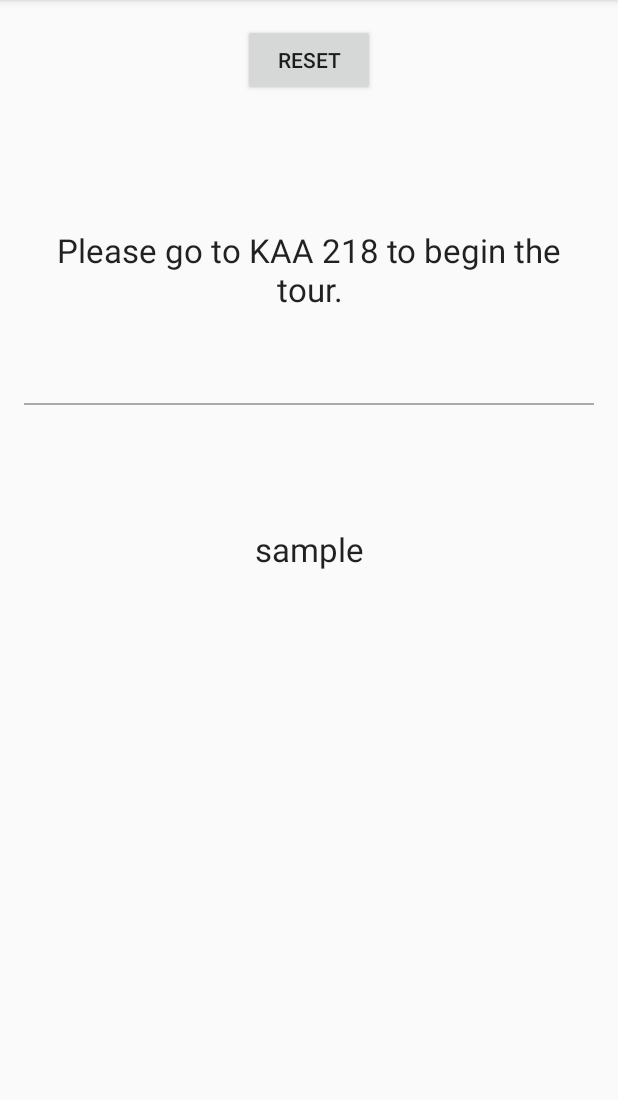
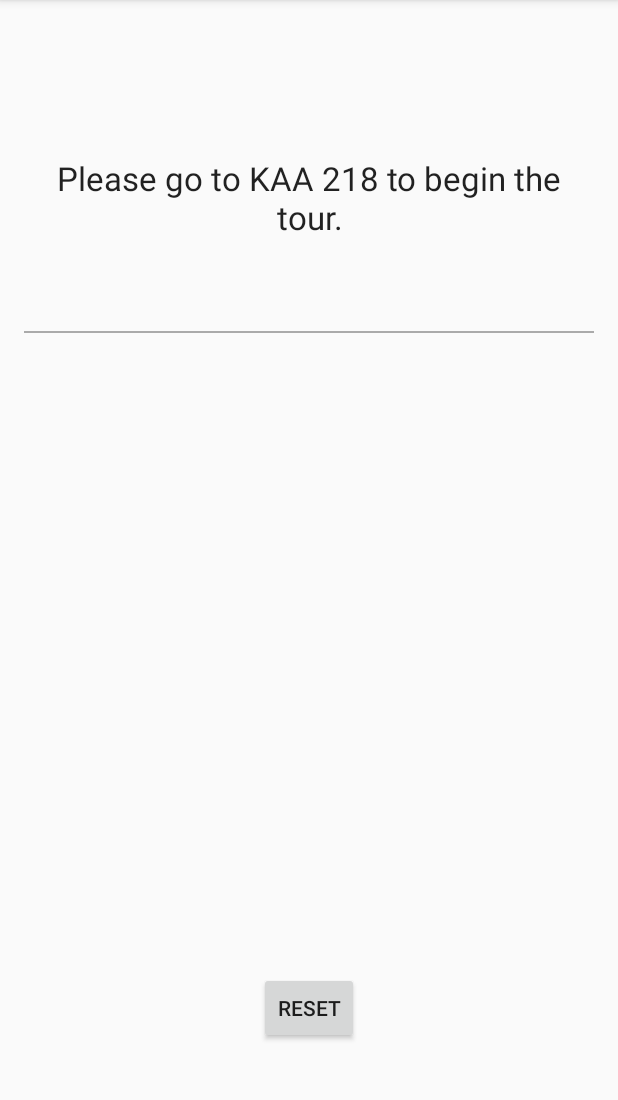
Before and after one commit to UHMC/scavenger-hunt, an Android app: the screen it shows after launch (MainActivity), after a tap on "RESET", on a phone screen of 412 x 824 dp, the part 84-1184 px from its top. Run offline under Robolectric (Android 15) with nearby library versions, the phone set to English and light mode, and no system bars; libraries missing offline, so code that uses them is left out: org.altbeacon.beacon; 7 statements that could not run were skipped.

Commit message:
reset() redraws UI, update button

```diff
--- a/app/src/main/java/educybersecurity/hawaii/maui/uhmcscavengerhunt/MainActivity.java
+++ b/app/src/main/java/educybersecurity/hawaii/maui/uhmcscavengerhunt/MainActivity.java
@@ -82,16 +82,6 @@ public class MainActivity extends AppCompatActivity implements BeaconConsumer, R
         switch(currentStop) {
             case 0:
                 info.setText(R.string.step0_next);
-/*
-                try {
-                    currentStop++;
-                    fw = new FileWriter(file, false);
-                    fw.write(currentStop);
-                    fw.flush();
-                    fw.close();
-                } catch (Exception e) {}
-                Log.d("Step","I just finished writing to file, step 0 changed to step 1 | Current step: " + Integer.toString(currentStop));
-*/
                 break;
             case 1:
                 info.setText(R.string.step1_info);
@@ -281,7 +271,36 @@ public class MainActivity extends AppCompatActivity implements BeaconConsumer, R
             fw.write(0);
             fw.flush();
             fw.close();
-        } catch (Exception e) {
+        } catch (Exception e) {}
+
+
+        TextView info = (TextView) findViewById(R.id.info);
+        TextView next = (TextView) findViewById(R.id.next);
+
+        switch(currentStop) {
+            case 0:
+                info.setText(R.string.step0_next);
+                break;
+            case 1:
+                info.setText(R.string.step1_info);
+                next.setText(R.string.step1_next);
+                break;
+            case 2:
+                info.setText(R.string.step2_info);
+                next.setText(R.string.step2_next);
+                break;
+            case 3:
+                info.setText(R.string.step3_info);
+                next.setText(R.string.step3_info);
+                break;
+            case 4:
+                info.setText(R.string.step4_info);
+                next.setText(R.string.step4_next);
+                break;
+            case 5:
+                info.setText(R.string.step5_info);
+                next.setText(R.string.step5_next);
+                break;
         }
     }
 
--- a/app/src/main/res/layout/content_main.xml
+++ b/app/src/main/res/layout/content_main.xml
@@ -22,7 +22,6 @@
         android:paddingBottom="10dp"
         android:text="sample"
         android:layout_marginTop="88dp"
-        android:layout_below="@+id/button"
         android:layout_alignParentRight="true"
         android:layout_alignParentEnd="true" />
     <View
@@ -34,14 +33,6 @@
         android:layout_below="@+id/info"
         android:layout_alignParentRight="true"
         android:layout_alignParentEnd="true" />
-    <Button
-        android:layout_width="wrap_content"
-        android:layout_height="wrap_content"
-        android:text="reset"
-        android:id="@+id/button"
-        android:onClick="reset"
-        android:layout_alignParentTop="true"
-        android:layout_centerHorizontal="true" />
 
     <TextView
         android:layout_width="match_parent"
@@ -51,10 +42,20 @@
         android:gravity="center"
         android:autoLink="web"
         android:paddingBottom="10dp"
-        android:text="sample"
         android:layout_marginTop="81dp"
         android:layout_below="@+id/view"
         android:layout_alignParentRight="true"
         android:layout_alignParentEnd="true" />
 
+    <Button
+        style="?android:attr/buttonStyleSmall"
+        android:layout_width="wrap_content"
+        android:layout_height="wrap_content"
+        android:text="RESET"
+        android:id="@+id/button"
+        android:layout_alignParentBottom="true"
+        android:layout_centerHorizontal="true"
+        android:layout_marginBottom="56dp"
+        android:onClick="reset"/>
+
 </RelativeLayout>
```
Also changed, not shown: 1 other file.
